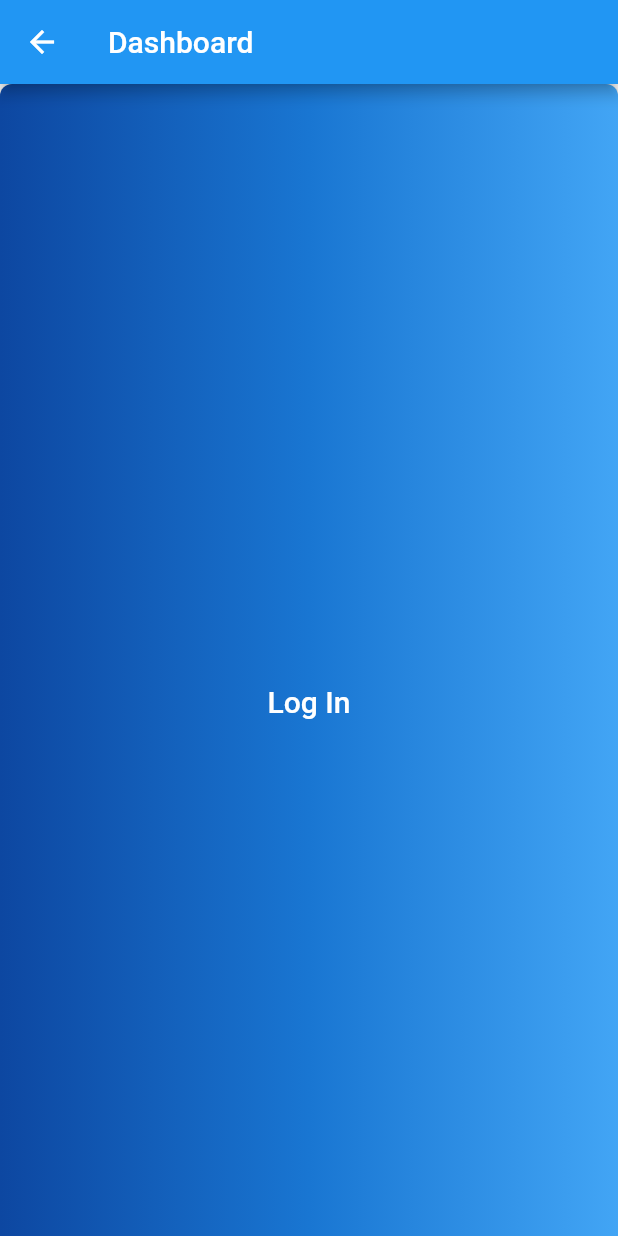
After one commit to ankush3003/ToDo_Flutter, a Flutter app: the DashboardPage screen opened directly, on a phone screen of 412 x 824 dp. The commit adds this screen. Run offline on Flutter 3.47's test engine with Material 2 defaults, Android fonts, the phone set to English and light mode, and no system bars.

Commit message:
Added Page navigation

```diff
--- a/lib/main.dart
+++ b/lib/main.dart
@@ -6,6 +6,9 @@ void main() => runApp(ToDoApp());
 class ToDoApp extends StatelessWidget {
   @override
   Widget build(BuildContext context) {
-    return MaterialApp(home: LoginPage());
+    return MaterialApp(
+      home: LoginPage(),
+      theme: ThemeData.light(),
+    );
   }
 }
--- /dev/null
+++ b/lib/screens/Dashboard.dart
@@ -0,0 +1,59 @@
+import 'package:flutter/material.dart';
+
+class DashboardPage extends StatefulWidget {
+  @override
+  _DashboardPageState createState() => _DashboardPageState();
+}
+
+class _DashboardPageState extends State<DashboardPage> {
+  @override
+  Widget build(BuildContext context) {
+    return Scaffold(
+      appBar: AppBar(
+        title: Text("Dashboard"),
+      ),
+      body: SingleChildScrollView(
+        child: ConstrainedBox(
+          constraints: BoxConstraints(
+            minWidth: MediaQuery.of(context).size.width,
+            minHeight: MediaQuery.of(context).size.height,
+          ),
+          child: IntrinsicHeight(
+            child: SafeArea(
+              child: Center(
+                child: RaisedButton(
+                  onPressed: () {
+                    Navigator.pop(context);
+                  },
+                  textColor: Colors.white,
+                  padding: const EdgeInsets.all(0.0),
+                  shape: RoundedRectangleBorder(
+                      borderRadius: BorderRadius.circular(8.0)),
+                  // example 1
+                  child: Container(
+                    width: double.infinity,
+                    decoration: const BoxDecoration(
+                      borderRadius:
+                          BorderRadius.all(Radius.circular(8.0)), // Example 2
+                      gradient: LinearGradient(
+                        colors: <Color>[
+                          Color(0xFF0D47A1),
+                          Color(0xFF1976D2),
+                          Color(0xFF42A5F5),
+                        ],
+                      ),
+                    ),
+                    padding: const EdgeInsets.all(12),
+                    child: Center(
+                        child: const Text('Log In',
+                            style: TextStyle(fontSize: 20))),
+                  ),
+                ),
+              ),
+            ),
+          ),
+        ),
+      ),
+    );
+  }
+}
--- a/lib/screens/LoginPage.dart
+++ b/lib/screens/LoginPage.dart
@@ -1,4 +1,5 @@
 import 'package:flutter/material.dart';
+import 'package:todoapp/screens/Dashboard.dart';
 
 class LoginPage extends StatefulWidget {
   @override
@@ -84,13 +85,6 @@ class _LoginPageState extends State<LoginPage> {
                   fontWeight: FontWeight.bold),
             ),
           ),
-          /*Center(
-            child: Text(
-              "Log In!",
-              style: TextStyle(
-                  color: Colors.white, fontSize: 16, fontFamily: "Poppins"),
-            ),
-          ),*/
         ],
       ),
     );
@@ -198,6 +192,8 @@ class _LoginPageState extends State<LoginPage> {
     if (_formKey.currentState.validate()) {
       // If all data are correct then save data to out variables
       _formKey.currentState.save();
+      Navigator.push(
+          context, MaterialPageRoute(builder: (context) => DashboardPage()));
     } else {
       // If all data are not valid then start auto validation.
       setState(() {});
```
